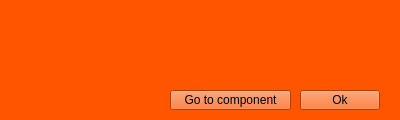
Qt form modbus-application/alarmalert.ui (Wolkabout/offset-printing-machine-simulator-application) before a commit.
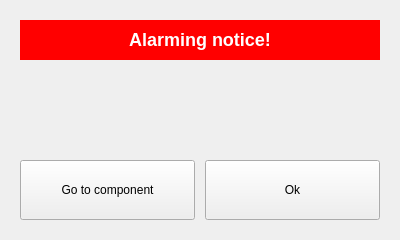
The same form after that commit.

Commit message: Redesign alarm notice

```diff
--- a/modbus-application/alarmalert.ui
+++ b/modbus-application/alarmalert.ui
@@ -7,7 +7,7 @@
     <x>0</x>
     <y>0</y>
     <width>400</width>
-    <height>120</height>
+    <height>240</height>
    </rect>
   </property>
   <property name="sizePolicy">
@@ -19,30 +19,28 @@
   <property name="minimumSize">
    <size>
     <width>400</width>
-    <height>120</height>
+    <height>240</height>
    </size>
   </property>
   <property name="maximumSize">
    <size>
     <width>400</width>
-    <height>120</height>
+    <height>240</height>
    </size>
   </property>
   <property name="windowTitle">
    <string>Form</string>
   </property>
   <property name="styleSheet">
-   <string notr="true">background-color: rgb(255, 85, 0);
-color: black;
-</string>
+   <string notr="true"/>
   </property>
   <widget class="QLabel" name="message">
    <property name="geometry">
     <rect>
      <x>20</x>
-     <y>20</y>
+     <y>60</y>
      <width>360</width>
-     <height>60</height>
+     <height>80</height>
     </rect>
    </property>
    <property name="text">
@@ -55,10 +53,10 @@
   <widget class="QPushButton" name="ok">
    <property name="geometry">
     <rect>
-     <x>300</x>
-     <y>90</y>
-     <width>80</width>
-     <height>20</height>
+     <x>205</x>
+     <y>160</y>
+     <width>175</width>
+     <height>60</height>
     </rect>
    </property>
    <property name="text">
@@ -68,16 +66,37 @@
   <widget class="QPushButton" name="goto_2">
    <property name="geometry">
     <rect>
-     <x>170</x>
-     <y>90</y>
-     <width>121</width>
-     <height>20</height>
+     <x>20</x>
+     <y>160</y>
+     <width>175</width>
+     <height>60</height>
     </rect>
    </property>
    <property name="text">
     <string>Go to component</string>
    </property>
   </widget>
+  <widget class="QLabel" name="label">
+   <property name="geometry">
+    <rect>
+     <x>20</x>
+     <y>20</y>
+     <width>360</width>
+     <height>40</height>
+    </rect>
+   </property>
+   <property name="styleSheet">
+    <string notr="true">background-color: red;
+color: white;
+</string>
+   </property>
+   <property name="text">
+    <string>&lt;h2&gt;Alarming notice!&lt;/h2&gt;</string>
+   </property>
+   <property name="alignment">
+    <set>Qt::AlignCenter</set>
+   </property>
+  </widget>
  </widget>
  <resources/>
  <connections/>
```
